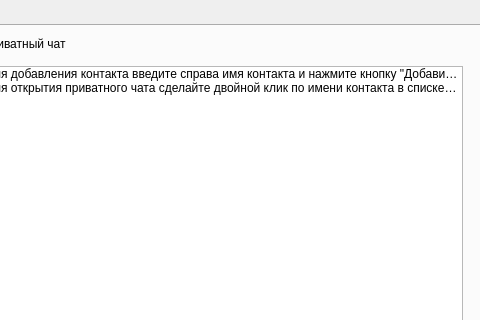
First picture: the form in client_gui/clientUI.ui, repository vakhnin/geekbrains-messenger, before the edit; both pictures show x 320 to 800 and y 0 to 320 of the 800 by 588 pixel window.
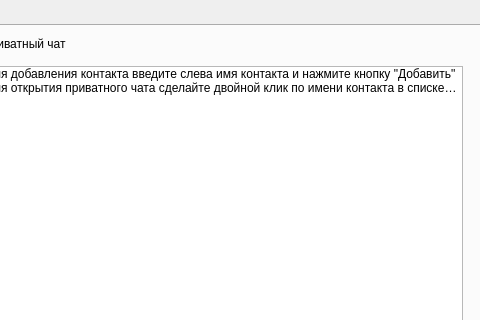
Second picture: the form after the edit.

Commit message: Удаление пользователя из списока контактов в главном виджете клиента

```diff
--- a/client_gui/clientUI.ui
+++ b/client_gui/clientUI.ui
@@ -140,7 +140,7 @@
       </property>
       <item>
        <property name="text">
-        <string>Для добавления контакта введите справа имя контакта и нажмите кнопку &quot;Добавить&quot;</string>
+        <string>Для добавления контакта введите слева имя контакта и нажмите кнопку &quot;Добавить&quot;</string>
        </property>
       </item>
       <item>
```
The commit also changes 2 other files.
